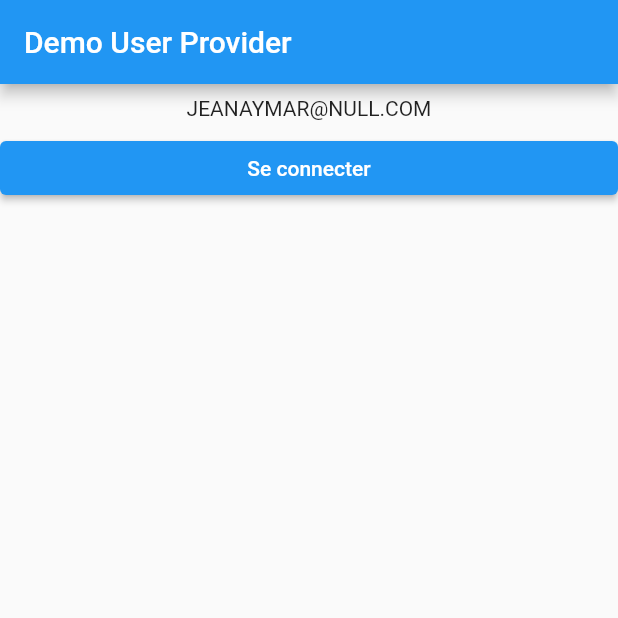
After one commit to pierre-hey/flutter-tp3, a Flutter app: the UserDetailPage screen opened directly, after a tap on "Se connecter", on a phone screen of 412 x 824 dp, the top half of it. The commit adds this screen. Run offline on Flutter 3.47's test engine with Material 2 defaults, Android fonts, the phone set to English and light mode, and no system bars.

Commit message:
add: demo provider

```diff
--- /dev/null
+++ b/lib/demo/demo-user-provider/user-detail-page.dart
@@ -0,0 +1,50 @@
+import 'package:eni_demo/demo/demo-user-provider/user-provider.dart';
+import 'package:flutter/material.dart';
+import 'package:provider/provider.dart';
+
+class UserDetailPage extends StatefulWidget {
+  @override
+  State<StatefulWidget> createState() {
+    return UserDetailState();
+  }
+}
+
+class UserDetailState extends State<UserDetailPage> {
+  void simulateLogin() {
+    // Récupère le provider
+    UserProvider userProvider =
+        Provider.of<UserProvider>(context, listen: false);
+    // mettre à jour le provider
+    userProvider.onLogin(User(email: "JEANAYMAR@NULL.COM"));
+  }
+
+  @override
+  Widget build(BuildContext context) {
+    return Scaffold(
+        appBar: AppBar(title: const Text("Demo User Provider")),
+        // ListView
+        body: Flex(
+          direction: Axis.vertical,
+          children: [
+            // Que faire lorsque le provider est mise à jour et notifie
+            Consumer<UserProvider>(builder: (context, userProvider, child) {
+              return Padding(
+                padding: const EdgeInsets.all(8.0),
+                child: Text('${userProvider.user.email}'),
+              );
+            }),
+            // Bouton pour tester la mise à jour du provider
+            Center(
+              child: SizedBox(
+                width: double.infinity,
+                child: ElevatedButton(
+                    onPressed: () {
+                      simulateLogin();
+                    },
+                    child: const Text("Se connecter")),
+              ),
+            )
+          ],
+        ));
+  }
+}
--- /dev/null
+++ b/lib/demo/demo-user-provider/user-provider-app.dart
@@ -0,0 +1,24 @@
+// Application Flutter : User Provider App
+import 'package:eni_demo/demo/demo-user-provider/user-detail-page.dart';
+import 'package:eni_demo/demo/demo-user-provider/user-provider.dart';
+import 'package:flutter/material.dart';
+import 'package:provider/provider.dart';
+
+class UserProviderApp extends StatelessWidget {
+  const UserProviderApp({super.key});
+
+  // This widget is the root of your application.
+  @override
+  Widget build(BuildContext context) {
+    return ChangeNotifierProvider(
+        create: (context) => UserProvider(),
+        child: MaterialApp(
+          title: 'Flutter Demo',
+          theme: ThemeData(
+            primarySwatch: Colors.blue,
+          ),
+          // Page d'accueil
+          home: UserDetailPage(),
+        ));
+  }
+}
--- /dev/null
+++ b/lib/demo/demo-user-provider/user-provider.dart
@@ -0,0 +1,20 @@
+import 'package:flutter/material.dart';
+
+// L'User
+class User {
+  String? email;
+
+  User({this.email});
+}
+
+// Mon provider pour notifier tout le monde les changements apportés sur un User
+class UserProvider with ChangeNotifier {
+  User user = User(email: "");
+
+  onLogin(User newUser) {
+    user = newUser;
+
+    // je notifie tout le monde
+    notifyListeners();
+  }
+}
--- a/lib/main.dart
+++ b/lib/main.dart
@@ -1,3 +1,5 @@
+import 'package:eni_demo/demo/demo-user-provider/user-detail-page.dart';
+import 'package:eni_demo/demo/demo-user-provider/user-provider-app.dart';
 import 'package:eni_demo/pages/demo-col-row.dart';
 import 'package:eni_demo/pages/demo-list-view.dart';
 import 'package:eni_demo/pages/demo-stateful-widget-page.dart';
@@ -8,6 +10,8 @@ import 'package:flutter/material.dart';
 
 void main() {
   runApp(const MyApp());
+
+  //runApp(const UserProviderApp());
 }
 
 // Application Flutter
--- a/pubspec.yaml
+++ b/pubspec.yaml
@@ -35,6 +35,7 @@ dependencies:
   # The following adds the Cupertino Icons font to your application.
   # Use with the CupertinoIcons class for iOS style icons.
   cupertino_icons: ^1.0.2
+  provider: ^6.0.5
 
 dev_dependencies:
   flutter_test:
```
Also changed, not shown: pubspec.lock.
